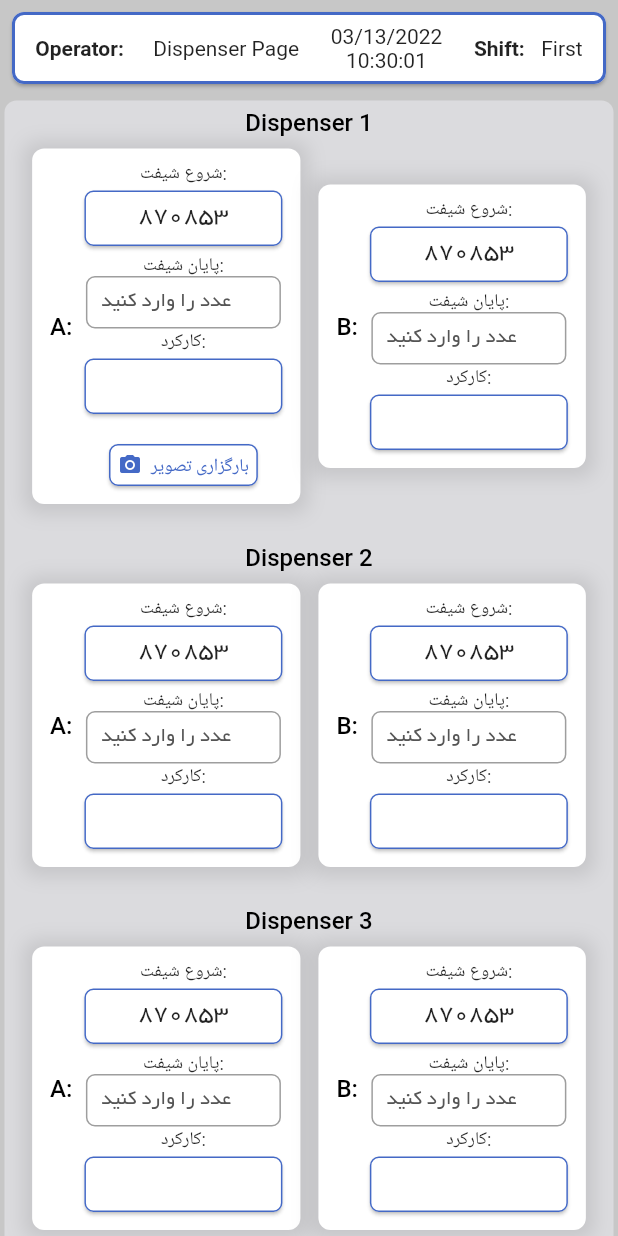
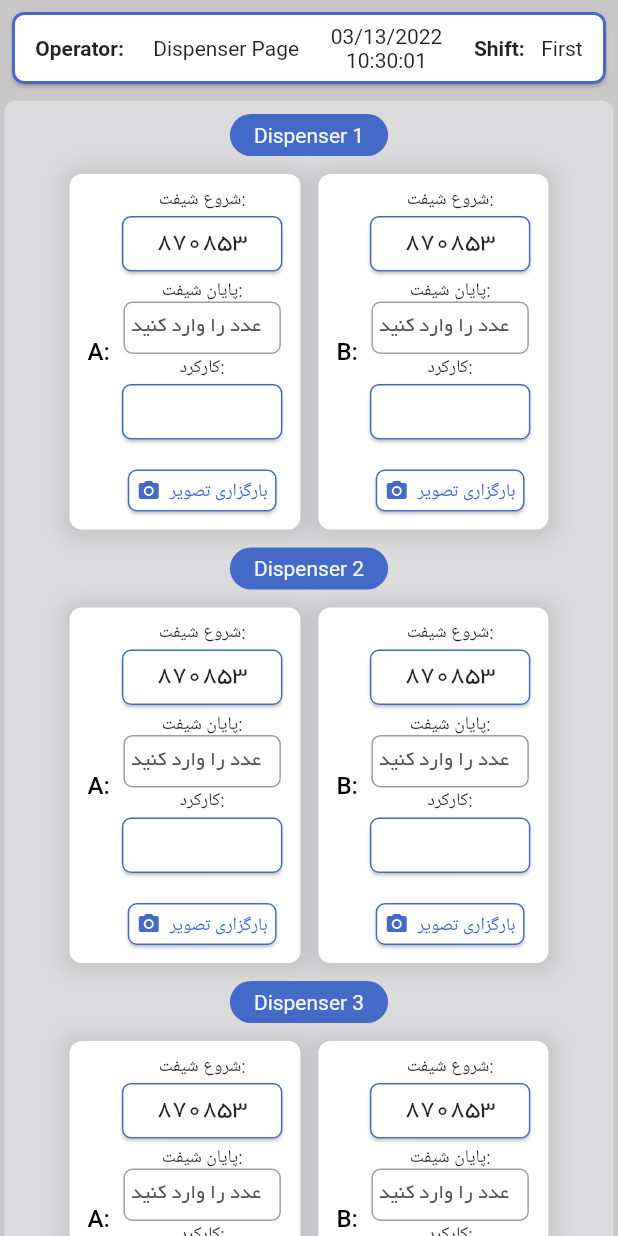
Before and after one commit to arrousta/ftm_service_app, a Flutter app: the DispenserPage screen opened directly, on a phone screen of 412 x 824 dp. Run offline on Flutter 3.47's test engine with Material 2 defaults, Android fonts, the phone set to English and light mode, and no system bars; our stand-ins replace flutter_spinkit, page_transition; Roboto replaces fonts that are missing (Poppins-Regular).

Commit message:
DispenserPage Design is finished.

```diff
--- a/lib/constractor.dart
+++ b/lib/constractor.dart
@@ -15,10 +15,10 @@ const Color kTextHint = Color(0xFF555555);
 //////////Size////////////////
 //////////////////////////////
 
-const kFieldSizeWith = 130.0;
+const kFieldSizeWith = 105.0;
 const kFieldSizeHeight = 35.0;
 
-const kBoxSizeWith = 140.0;
+const kBoxSizeWith = 115.0;
 const kBoxSizeHeight = 45.0;
 
 //Text Style
--- a/lib/screens/dispenser_page.dart
+++ b/lib/screens/dispenser_page.dart
@@ -181,14 +181,22 @@ class _DispenserPageState extends State<DispenserPage> {
                     borderRadius: BorderRadius.circular(8.0),
                   ),
                   child: Column(
-                    mainAxisAlignment: MainAxisAlignment.center,
+                    mainAxisAlignment: MainAxisAlignment.spaceBetween,
                     children: [
                       //-----------------------------------------Dispenser1------------------------------------------
-                      const Padding(
-                        padding: EdgeInsets.all(2.0),
+                      Container(
+                        margin: EdgeInsets.symmetric(vertical: 6),
+                        decoration: BoxDecoration(
+                          borderRadius: BorderRadius.circular(16),
+                          color: kPrimaryColor,
+                        ),
+                        child: const Padding(
+                          padding:
+                              EdgeInsets.symmetric(vertical: 6, horizontal: 16),
                           child: Text(
                             'Dispenser 1',
-                          style: kHeader7,
+                            style: TextStyle(color: kBackgroundColor1),
+                          ),
                         ),
                       ),
                       Row(
@@ -250,7 +258,6 @@ class _DispenserPageState extends State<DispenserPage> {
                                         height: 12,
                                       ),
                                       ImageCardWidget(),
-
                                     ],
                                   ),
                                 ],
@@ -310,6 +317,10 @@ class _DispenserPageState extends State<DispenserPage> {
                                               '${dispenserB1Controller.text}',
                                         ),
                                       ),
+                                      SizedBox(
+                                        height: 12,
+                                      ),
+                                      ImageCardWidget(),
                                     ],
                                   ),
                                 ],
@@ -319,15 +330,20 @@ class _DispenserPageState extends State<DispenserPage> {
                           ),
                         ],
                       ),
-                      const SizedBox(
-                        height: 18.0,
+                      //-----------------------------------------Dispenser2------------------------------------------
+                      Container(
+                        margin: EdgeInsets.symmetric(vertical: 6),
+                        decoration: BoxDecoration(
+                          borderRadius: BorderRadius.circular(16),
+                          color: kPrimaryColor,
                         ),
-                      //-----------------------------------------Dispenser2------------------------------------------
-                      const Padding(
-                        padding: EdgeInsets.all(2.0),
+                        child: const Padding(
+                          padding:
+                              EdgeInsets.symmetric(vertical: 6, horizontal: 16),
                           child: Text(
                             'Dispenser 2',
-                          style: kHeader7,
+                            style: TextStyle(color: kBackgroundColor1),
+                          ),
                         ),
                       ),
                       Row(
@@ -385,6 +401,10 @@ class _DispenserPageState extends State<DispenserPage> {
                                               '${dispenserA2Controller.text}',
                                         ),
                                       ),
+                                      SizedBox(
+                                        height: 12,
+                                      ),
+                                      ImageCardWidget(),
                                     ],
                                   ),
                                 ],
@@ -444,6 +464,10 @@ class _DispenserPageState extends State<DispenserPage> {
                                               '${dispenserB2Controller.text}',
                                         ),
                                       ),
+                                      SizedBox(
+                                        height: 12,
+                                      ),
+                                      ImageCardWidget(),
                                     ],
                                   ),
                                 ],
@@ -453,15 +477,20 @@ class _DispenserPageState extends State<DispenserPage> {
                           ),
                         ],
                       ),
-                      const SizedBox(
-                        height: 18.0,
+                      //-----------------------------------------Dispenser3------------------------------------------
+                      Container(
+                        margin: EdgeInsets.symmetric(vertical: 6),
+                        decoration: BoxDecoration(
+                          borderRadius: BorderRadius.circular(16),
+                          color: kPrimaryColor,
                         ),
-                      //-----------------------------------------Dispenser3------------------------------------------
-                      const Padding(
-                        padding: EdgeInsets.all(2.0),
+                        child: const Padding(
+                          padding:
+                              EdgeInsets.symmetric(vertical: 6, horizontal: 16),
                           child: Text(
                             'Dispenser 3',
-                          style: kHeader7,
+                            style: TextStyle(color: kBackgroundColor1),
+                          ),
                         ),
                       ),
                       Row(
@@ -519,6 +548,10 @@ class _DispenserPageState extends State<DispenserPage> {
                                               '${dispenserA3Controller.text}',
                                         ),
                                       ),
+                                      SizedBox(
+                                        height: 12,
+                                      ),
+                                      ImageCardWidget(),
                                     ],
                                   ),
                                 ],
@@ -578,6 +611,10 @@ class _DispenserPageState extends State<DispenserPage> {
                                               '${dispenserB3Controller.text}',
                                         ),
                                       ),
+                                      SizedBox(
+                                        height: 12,
+                                      ),
+                                      ImageCardWidget(),
                                     ],
                                   ),
                                 ],
@@ -613,21 +650,7 @@ class _DispenserPageState extends State<DispenserPage> {
                           padding: const EdgeInsets.all(8),
                         ),
                         onPressed: () {
-                          //TODO: Receive Data from Dispensers Field and do Calculations :
-
-                          print(dispenserA1Controller
-                              .text); // Print name current value
-                          print(dispenserB1Controller
-                              .text); // Print name current value
-                          print(dispenserA2Controller
-                              .text); // Print name current value
-                          print(dispenserB2Controller
-                              .text); // Print name current value
-                          print(dispenserA3Controller
-                              .text); // Print name current value
-                          print(dispenserB3Controller
-                              .text); // Print name current value
-                          Navigator.pushReplacement(
+                          Navigator.push(
                               context,
                               PageTransition(
                                   type: PageTransitionType.rightToLeft,
--- a/lib/widgets/input_fields.dart
+++ b/lib/widgets/input_fields.dart
@@ -160,7 +160,7 @@ textFieldContainer ftmDispenser1AInput(String hintText,
     keyboardType: TextInputType.number,
     hintText: hintText,
     hintStyle: inputFieldHintTextStyleDispenser,
-    horizontal: 10,
+    horizontal: 5,
     vertical: 5,
     marginTop: 0,
   );
@@ -179,7 +179,7 @@ textFieldContainer ftmDispenser1BInput(String hintText,
     keyboardType: TextInputType.number,
     hintText: hintText,
     hintStyle: inputFieldHintTextStyleDispenser,
-    horizontal: 10,
+    horizontal: 5,
     vertical: 5,
     marginTop: 0,
   );
@@ -198,7 +198,7 @@ textFieldContainer ftmDispenser2AInput(String hintText,
     keyboardType: TextInputType.number,
     hintText: hintText,
     hintStyle: inputFieldHintTextStyleDispenser,
-    horizontal: 10,
+    horizontal: 5,
     vertical: 5,
     marginTop: 0,
   );
@@ -217,7 +217,7 @@ textFieldContainer ftmDispenser2BInput(String hintText,
     keyboardType: TextInputType.number,
     hintText: hintText,
     hintStyle: inputFieldHintTextStyleDispenser,
-    horizontal: 10,
+    horizontal: 5,
     vertical: 5,
     marginTop: 0,
   );
@@ -236,7 +236,7 @@ textFieldContainer ftmDispenser3AInput(String hintText,
     keyboardType: TextInputType.number,
     hintText: hintText,
     hintStyle: inputFieldHintTextStyleDispenser,
-    horizontal: 10,
+    horizontal: 5,
     vertical: 5,
     marginTop: 0,
   );
@@ -255,7 +255,7 @@ textFieldContainer ftmDispenser3BInput(String hintText,
     keyboardType: TextInputType.number,
     hintText: hintText,
     hintStyle: inputFieldHintTextStyleDispenser,
-    horizontal: 10,
+    horizontal: 5,
     vertical: 5,
     marginTop: 0,
   );
```
Also changed, not shown: lib/screens/home.dart (deleted, +0 -310 lines), lib/screens/payment_page.dart (+9 -11 lines). Lines whose indentation alone changed are shown as unchanged.
